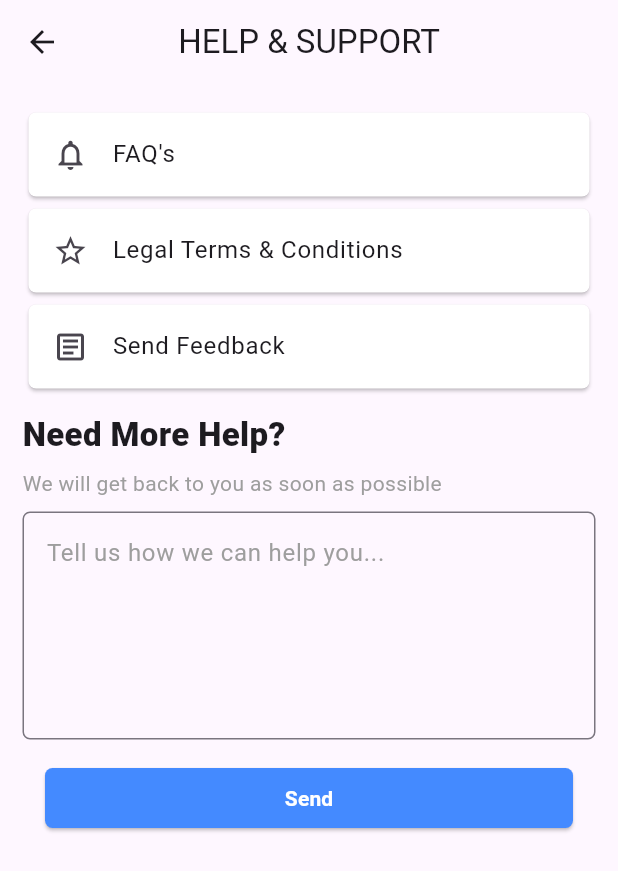
After one commit to Its-Brayan/bursa_in_frontend, a Flutter app: the Helppage screen opened by its route, on a phone screen of 412 x 824 dp. The commit adds this screen. Shown: the top 871 px of the screen. Run offline on Flutter 3.47's test engine with Material 3 defaults, Android fonts, the phone set to English and light mode, and no system bars; our stand-ins replace flutter_slider_drawer, pinput; missing offline and left inert: file_selector.

Commit message:
feat:Help & support page setup

```diff
--- /dev/null
+++ b/lib/Screens/Profile/HelpPage.dart
@@ -0,0 +1,108 @@
+import 'package:flutter/material.dart';
+class Helppage extends StatefulWidget {
+  const Helppage({super.key});
+
+  @override
+  State<Helppage> createState() => _HelppageState();
+}
+
+class _HelppageState extends State<Helppage> {
+  @override
+  Widget build(BuildContext context) {
+    return Scaffold(
+    appBar: AppBar(
+      automaticallyImplyLeading: true,
+      title: Text("HELP & SUPPORT"),
+      centerTitle: true,
+
+    ),
+      body: SingleChildScrollView(
+        child: Container(
+          child: Padding(
+            padding: const EdgeInsets.all(15.0),
+            child: Column(
+              crossAxisAlignment: CrossAxisAlignment.start,
+              children: [
+                Card(
+                  color: Colors.white,
+                  shape: RoundedRectangleBorder(
+                    borderRadius: BorderRadius.circular(5.0),
+                  ),
+                  child: ListTile(
+                    leading: Icon(Icons.notifications_none),
+                    title: Text("FAQ's"),
+
+                  ),
+                ),
+                Card(
+                  color: Colors.white,
+                  shape: RoundedRectangleBorder(
+                    borderRadius: BorderRadius.circular(5.0),
+                  ),
+                  child: ListTile(
+                    leading: Icon(Icons.star_border_purple500_sharp),
+                    title: Text("Legal Terms & Conditions"),
+
+                  ),
+                ),
+                Card(
+                  color: Colors.white,
+                  shape: RoundedRectangleBorder(
+                    borderRadius: BorderRadius.circular(5.0),
+                  ),
+                  child: ListTile(
+                    leading: Icon(Icons.article_outlined),
+                    title: Text("Send Feedback"),
+
+                  ),
+                ),
+                SizedBox(height: 11),
+                Text("Need More Help?",
+                style: TextStyle(
+                  fontWeight: FontWeight.w900,
+                  fontSize: 22,
+                ),),
+                SizedBox(height: 7),
+                Text("We will get back to you as soon as possible",style: TextStyle(
+                  color: Colors.grey.shade500,
+                ),),
+                SizedBox(height: 9),
+                TextFormField(
+                  maxLines: 5,
+                  decoration: InputDecoration(
+                    hintText: "Tell us how we can help you...",
+                    hintStyle: TextStyle(
+                      color: Colors.grey.shade500,
+                    ),
+                    border: OutlineInputBorder(
+                      borderRadius: BorderRadius.circular(5.0),
+                    )
+                  ),
+                ),
+                Center(
+                  child: Padding(
+                    padding: const EdgeInsets.all(15.0),
+                    child: SizedBox(
+                      width: double.infinity,
+                      child: ElevatedButton(onPressed: (){}, child: Text("Send",
+                      style: TextStyle(
+                        color: Colors.white,
+                        fontWeight: FontWeight.bold,
+                      ),),
+                      style: ElevatedButton.styleFrom(
+                        shape: RoundedRectangleBorder(
+                          borderRadius: BorderRadius.circular(5.0),
+                        ),
+                        backgroundColor: Colors.blueAccent,
+                      ),),
+                    ),
+                  ),
+                )
+              ],
+            ),
+          ),
+        ),
+      ),
+    );
+  }
+}
--- a/lib/Screens/Profile/ProfilePage.dart
+++ b/lib/Screens/Profile/ProfilePage.dart
@@ -265,7 +265,9 @@ class _ProfilepageState extends State<Profilepage> {
                              Icons.help_outline
                          ),
                          title: Text("Help & Support"),
-                         trailing:IconButton(onPressed: (){}, icon: Icon(Icons.keyboard_arrow_right_outlined,
+                         trailing:IconButton(onPressed: (){
+                           Navigator.pushNamed(context, "/help");
+                         }, icon: Icon(Icons.keyboard_arrow_right_outlined,
                            size: 25,
                            color: Colors.blueAccent,)),
                        )
--- a/lib/main.dart
+++ b/lib/main.dart
@@ -8,6 +8,7 @@ import 'package:bursary_inn/Screens/Details/PersonalDetails.dart';
 import 'package:bursary_inn/Screens/Explore/ExplorePage.dart';
 import 'package:bursary_inn/Screens/HomeScreen/Home.dart';
 import 'package:bursary_inn/Screens/Notification/NotificationPage.dart';
+import 'package:bursary_inn/Screens/Profile/HelpPage.dart';
 import 'package:bursary_inn/Screens/Profile/ProfilePage.dart';
 import 'package:flutter/material.dart';
 import 'package:bursary_inn/Screens/Authentication/Login.dart';
@@ -49,6 +50,9 @@ class MyApp extends StatelessWidget {
 
         //Notification route
         "/notification": (context) => Notificationpage(),
+
+        //Help & support route
+        "/help":(context) => Helppage(),
       },
       title: 'Flutter Demo',
       theme: ThemeData(
```
